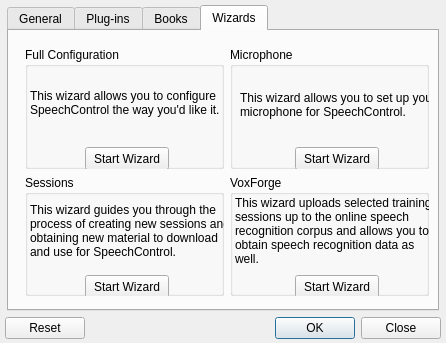
Above: ui/windows/settings.ui from GunioRobot/speechcontrol before the change. Below: the same form after it.
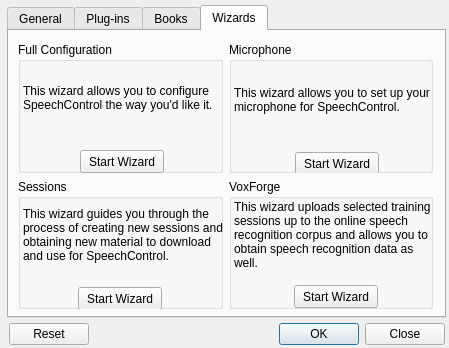
That is the form after the change. The open tabs and pages were chosen to show the change.

The edit to the form file:
```diff
--- a/ui/windows/settings.ui
+++ b/ui/windows/settings.ui
@@ -7,8 +7,8 @@
    <rect>
     <x>0</x>
     <y>0</y>
-    <width>446</width>
-    <height>343</height>
+    <width>449</width>
+    <height>348</height>
    </rect>
   </property>
   <property name="windowTitle">
@@ -20,8 +20,8 @@
   <widget class="QDialogButtonBox" name="buttonBox">
    <property name="geometry">
     <rect>
-     <x>5</x>
-     <y>315</y>
+     <x>9</x>
+     <y>321</y>
      <width>436</width>
      <height>26</height>
     </rect>
@@ -41,8 +41,8 @@
     <rect>
      <x>7</x>
      <y>5</y>
-     <width>432</width>
-     <height>306</height>
+     <width>439</width>
+     <height>313</height>
     </rect>
    </property>
    <property name="tabPosition">
@@ -495,10 +495,10 @@
     <widget class="QWidget" name="gridLayoutWidget">
      <property name="geometry">
       <rect>
-       <x>10</x>
-       <y>10</y>
-       <width>416</width>
-       <height>261</height>
+       <x>3</x>
+       <y>5</y>
+       <width>427</width>
+       <height>279</height>
       </rect>
      </property>
      <layout class="QGridLayout" name="gridLayout">
@@ -526,8 +526,8 @@
         <widget class="QPushButton" name="pushButtonWizardConfig">
          <property name="geometry">
           <rect>
-           <x>60</x>
-           <y>100</y>
+           <x>62</x>
+           <y>108</y>
            <width>84</width>
            <height>23</height>
           </rect>
@@ -546,9 +546,9 @@
         <widget class="QLabel" name="label_2">
          <property name="geometry">
           <rect>
-           <x>10</x>
+           <x>5</x>
            <y>20</y>
-           <width>196</width>
+           <width>201</width>
            <height>76</height>
           </rect>
          </property>
@@ -562,8 +562,8 @@
         <widget class="QPushButton" name="pushButtonWizardMic">
          <property name="geometry">
           <rect>
-           <x>65</x>
-           <y>100</y>
+           <x>66</x>
+           <y>110</y>
            <width>84</width>
            <height>23</height>
           </rect>
@@ -599,7 +599,7 @@
          <property name="geometry">
           <rect>
            <x>60</x>
-           <y>100</y>
+           <y>108</y>
            <width>84</width>
            <height>23</height>
           </rect>
@@ -635,7 +635,7 @@
          <property name="geometry">
           <rect>
            <x>65</x>
-           <y>100</y>
+           <y>106</y>
            <width>84</width>
            <height>23</height>
           </rect>
```
Left out of the diff: 14 changed lines with no effect on the pictures.
